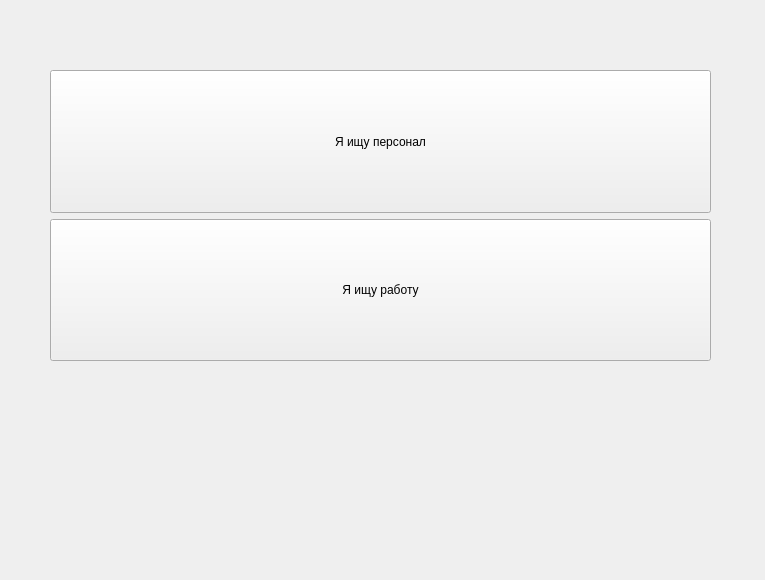
Before: the Qt Designer form Assets/WindowsUI/menu.ui in yshelev/nya, drawn with Qt 5.
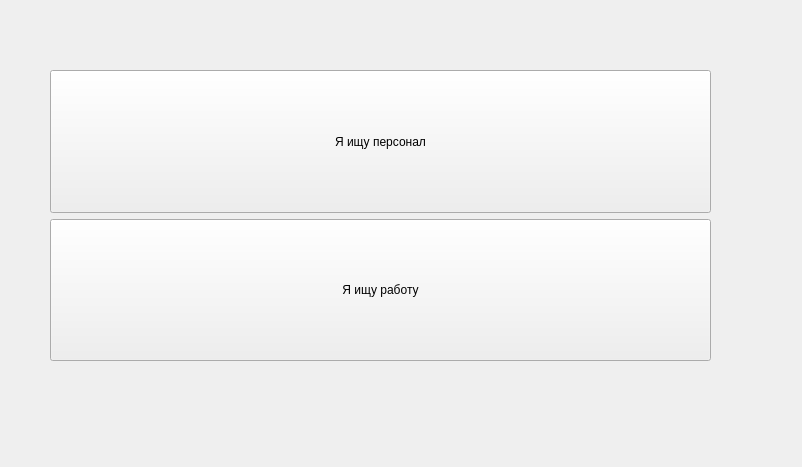
After: the same form once the commit is applied.

The edit to the form file:
```diff
--- a/Assets/WindowsUI/menu.ui
+++ b/Assets/WindowsUI/menu.ui
@@ -6,8 +6,8 @@
    <rect>
     <x>0</x>
     <y>0</y>
-    <width>765</width>
-    <height>580</height>
+    <width>802</width>
+    <height>467</height>
    </rect>
   </property>
   <property name="windowTitle">
```
